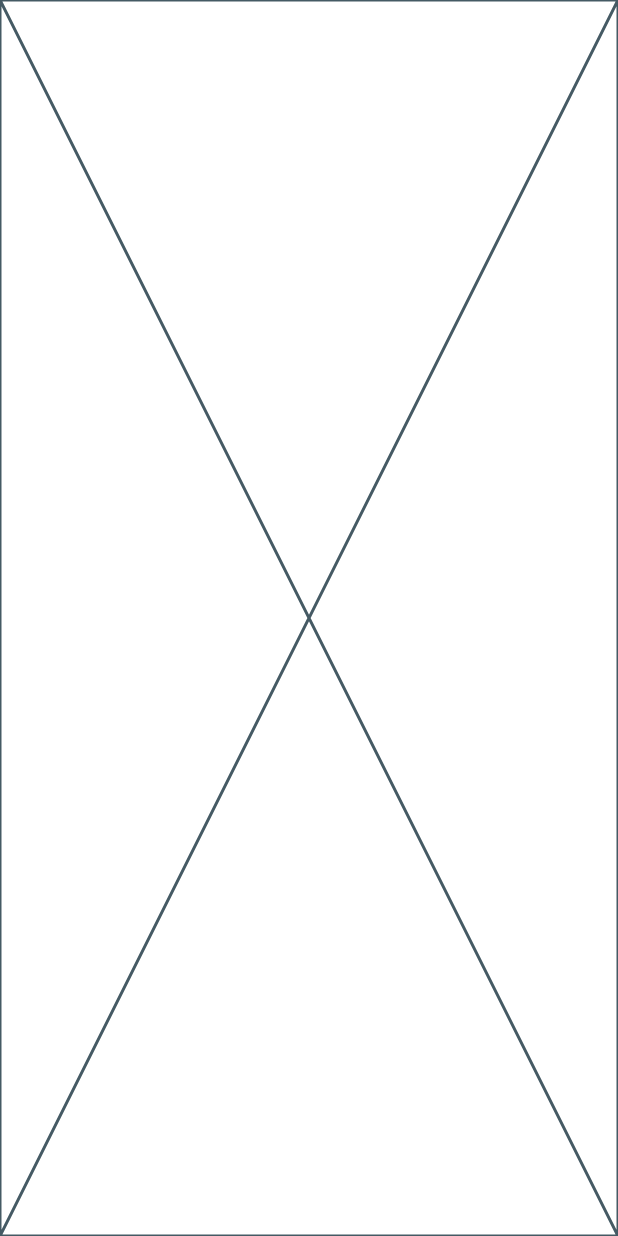
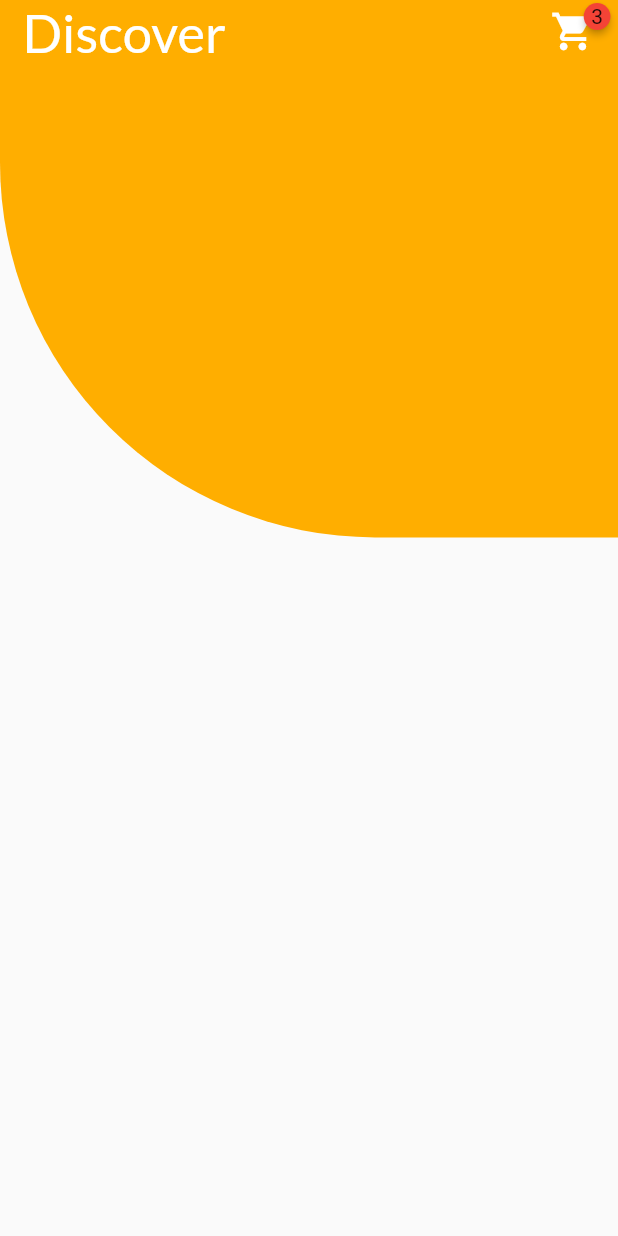
Before and after one commit to luonverak/Demo2-Flutter-6-7-, a Flutter app: the screen it shows after launch, on a phone screen of 412 x 824 dp. Run offline on Flutter 3.47's test engine with Material 2 defaults, Android fonts, the phone set to English and light mode, and no system bars; drawn by our look-alikes of badges.

Commit message:
code commit

```diff
--- a/lib/main.dart
+++ b/lib/main.dart
@@ -12,6 +12,7 @@ class MyApp extends StatelessWidget {
   @override
   Widget build(BuildContext context) {
     return const MaterialApp(
+      debugShowCheckedModeBanner: false,
       home: HomeScreen(),
     );
   }
--- a/lib/view/home_screen.dart
+++ b/lib/view/home_screen.dart
@@ -1,10 +1,55 @@
 import 'package:flutter/material.dart';
+import 'package:badges/badges.dart' as badges;
+import '../widget/color_item.dart';
 
 class HomeScreen extends StatelessWidget {
   const HomeScreen({super.key});
 
   @override
   Widget build(BuildContext context) {
-    return const Placeholder();
+    return Scaffold(
+      body: Column(
+        children: [
+          Container(
+            width: double.infinity,
+            height: MediaQuery.sizeOf(context).height / 2.3,
+            decoration: const BoxDecoration(
+              color: color,
+              borderRadius: BorderRadius.only(
+                bottomLeft: Radius.circular(250),
+              ),
+            ),
+            child: ListView(
+              children: const [
+                Padding(
+                  padding: EdgeInsets.only(left: 15, right: 15),
+                  child: Row(
+                    mainAxisAlignment: MainAxisAlignment.spaceBetween,
+                    children: [
+                      Text(
+                        'Discover',
+                        style: TextStyle(
+                          fontSize: 35,
+                          color: textColor,
+                          fontFamily: 'Lato',
+                        ),
+                      ),
+                      badges.Badge(
+                        badgeContent: Text('3'),
+                        child: Icon(
+                          Icons.shopping_cart,
+                          color: Colors.white,
+                          size: 30,
+                        ),
+                      )
+                    ],
+                  ),
+                )
+              ],
+            ),
+          )
+        ],
+      ),
+    );
   }
 }
--- /dev/null
+++ b/lib/widget/color_item.dart
@@ -0,0 +1,4 @@
+import 'package:flutter/material.dart';
+
+const Color color = Color.fromARGB(255, 255, 174, 0);
+const Color textColor = Colors.white;
--- a/pubspec.yaml
+++ b/pubspec.yaml
@@ -35,6 +35,7 @@ dependencies:
   # The following adds the Cupertino Icons font to your application.
   # Use with the CupertinoIcons class for iOS style icons.
   cupertino_icons: ^1.0.2
+  badges: ^3.1.2
 
 dev_dependencies:
   flutter_test:
```
Also changed, not shown: pubspec.lock.
